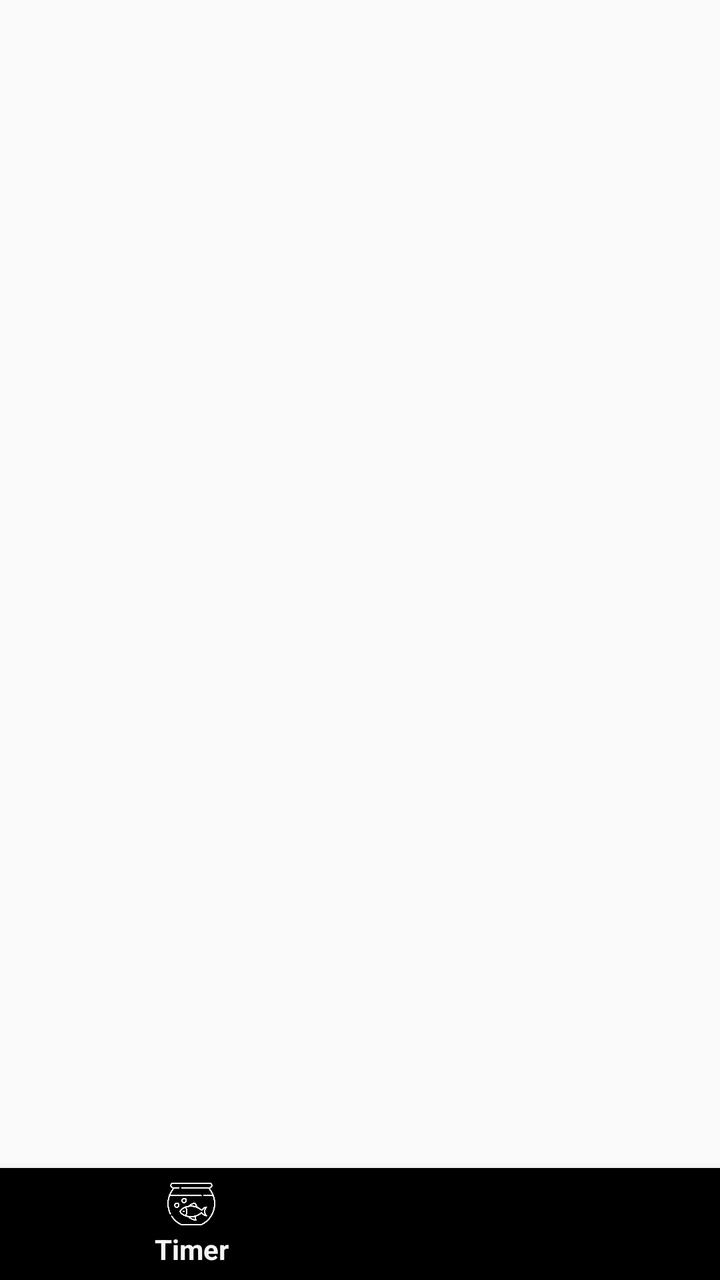
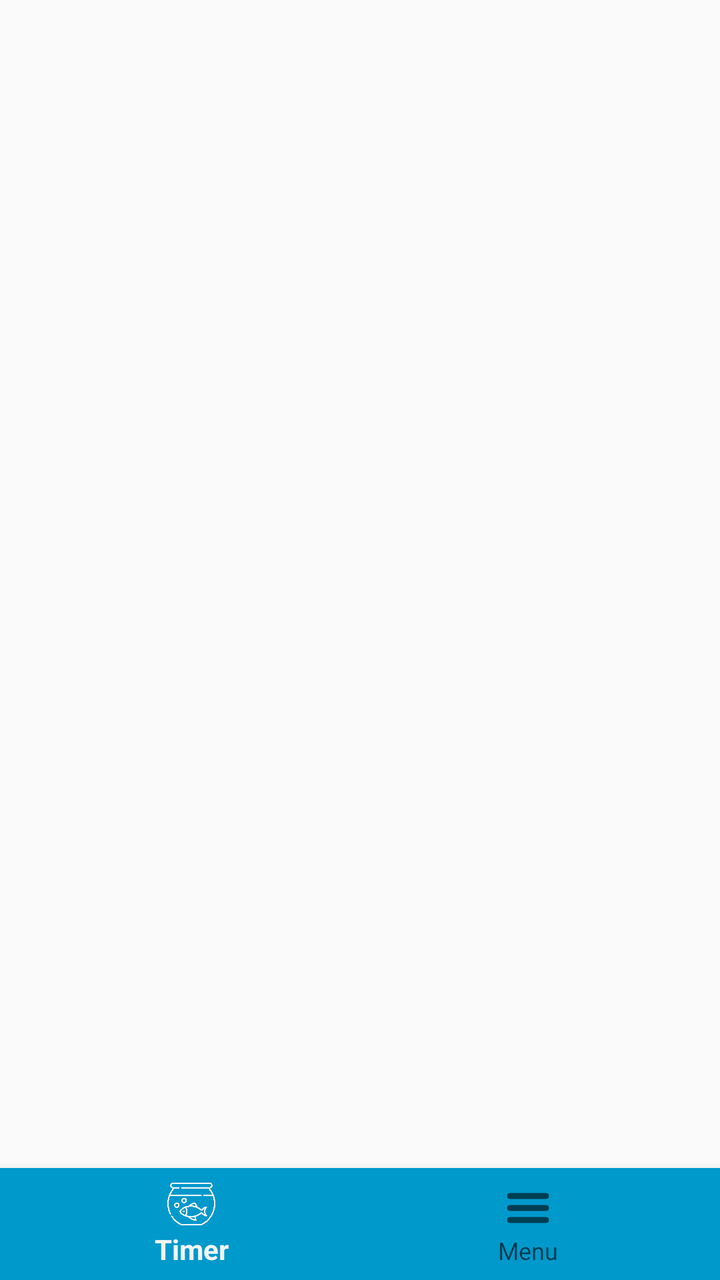

An Android layout rendered at two revisions. The XML below is the earlier revision; the diff shows what the commit changed to produce the second picture.
<!-- AndroidManifest.xml: application theme Theme.AppCompat.Light.NoActionBar -->
<!-- res/layout/activity_main.xml -->
<?xml version="1.0" encoding="utf-8"?>
<LinearLayout xmlns:android="http://schemas.android.com/apk/res/android"
    xmlns:app="http://schemas.android.com/apk/res-auto"
    android:layout_width="match_parent"
    android:layout_height="match_parent"
    android:orientation="vertical">

    <FrameLayout
        android:id="@+id/fragment_container"
        android:layout_width="match_parent"
        android:layout_height="0dp"
        android:layout_weight="1"/>

    <com.google.android.material.bottomnavigation.BottomNavigationView
        android:id="@+id/bottom_navigation"
        android:layout_width="match_parent"
        android:layout_height="wrap_content"
        app:menu="@menu/bottom_nav_menu"/>

</LinearLayout>
<!-- resources referenced by this layout -->
<resources>

</resources>

<!-- the commit's change to res/layout/activity_main.xml (unified diff, before → after) -->
@@ -15,6 +15,7 @@
         android:id="@+id/bottom_navigation"
         android:layout_width="match_parent"
         android:layout_height="wrap_content"
+        android:background="@android:color/holo_blue_dark"
         app:menu="@menu/bottom_nav_menu"/>
 
 </LinearLayout>
